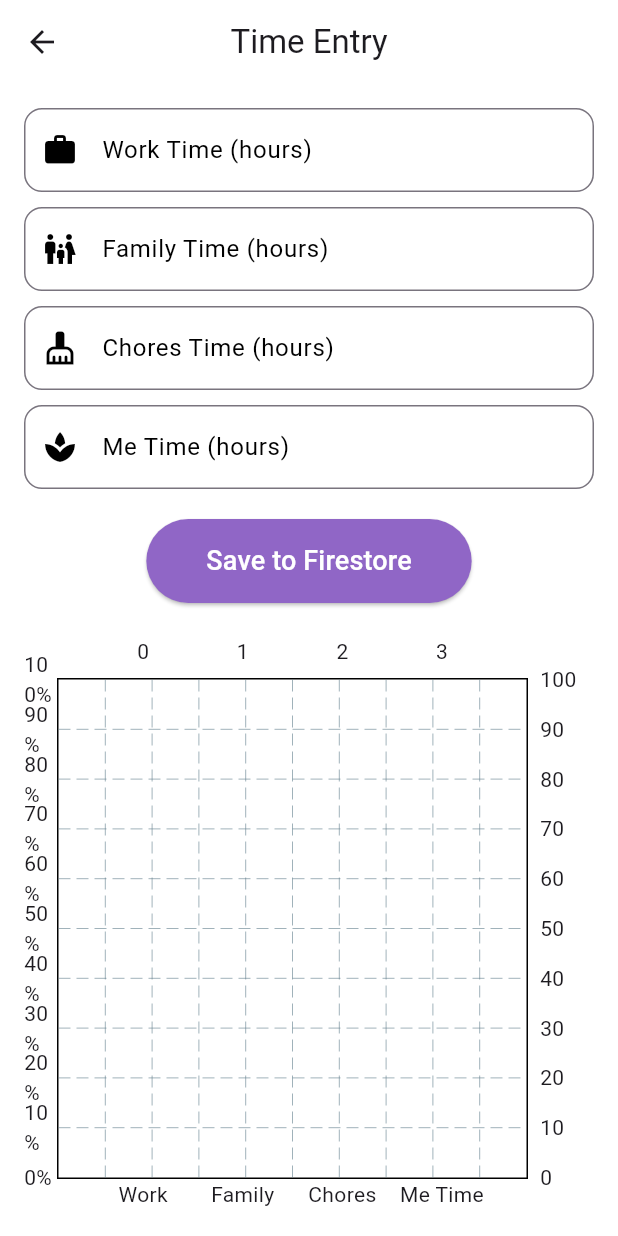
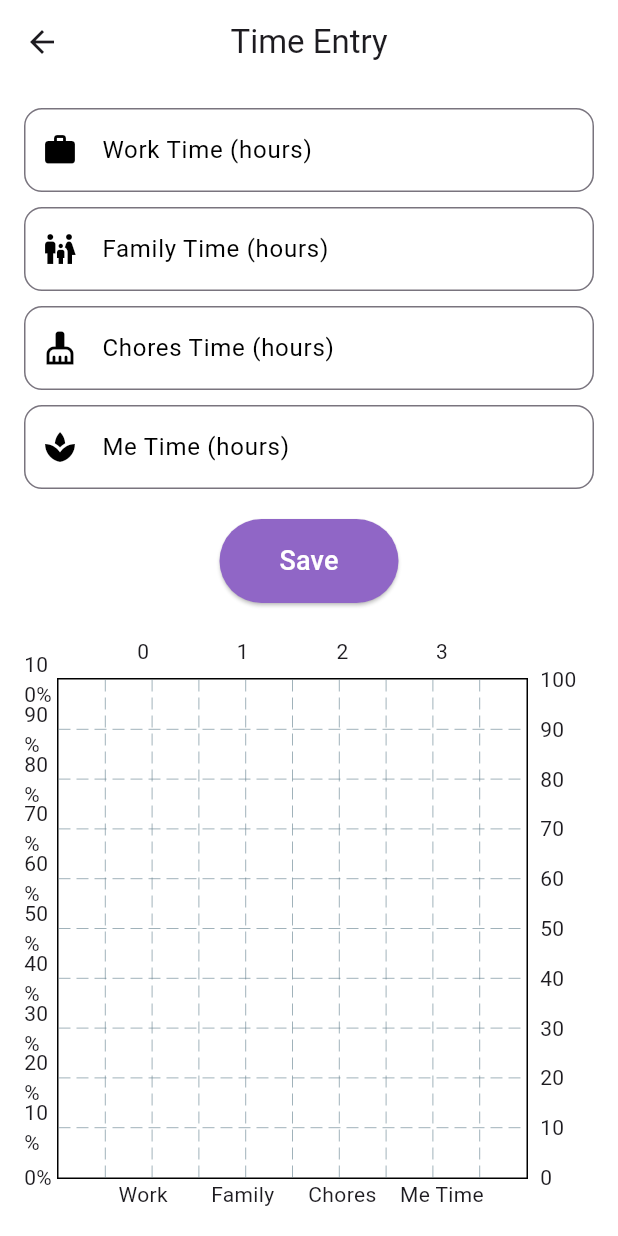
Before and after one commit to sonashukoor/WoW-app, a Flutter app: the TimeEntryPage screen opened directly, on a phone screen of 412 x 824 dp. Run offline on Flutter 3.47's test engine with Material 3 defaults, Android fonts, the phone set to English and light mode, and no system bars; drawn by our look-alikes of fl_chart; our stand-ins replace cloud_firestore, firebase_auth, firebase_core, syncfusion_flutter_charts, table_calendar; accounts and stored records are empty.

Commit message:
Changed button text

```diff
--- a/lib/timetrackerpage.dart
+++ b/lib/timetrackerpage.dart
@@ -98,7 +98,7 @@ class _TimeEntryPageState extends State<TimeEntryPage> {
                   ),
                 ),
                 child: const Text(
-                  "Save to Firestore",
+                  "Save",
                   style: TextStyle(fontSize: 18, color: Colors.white),
                 ),
               ),
```
